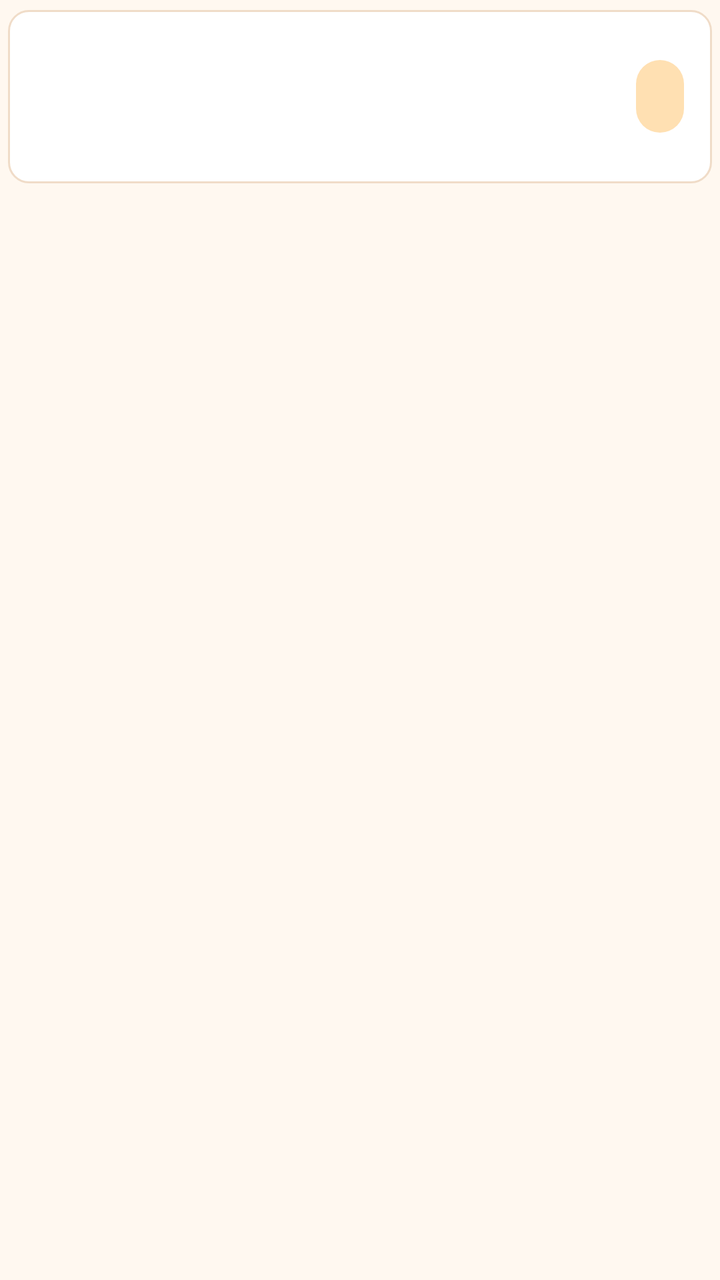
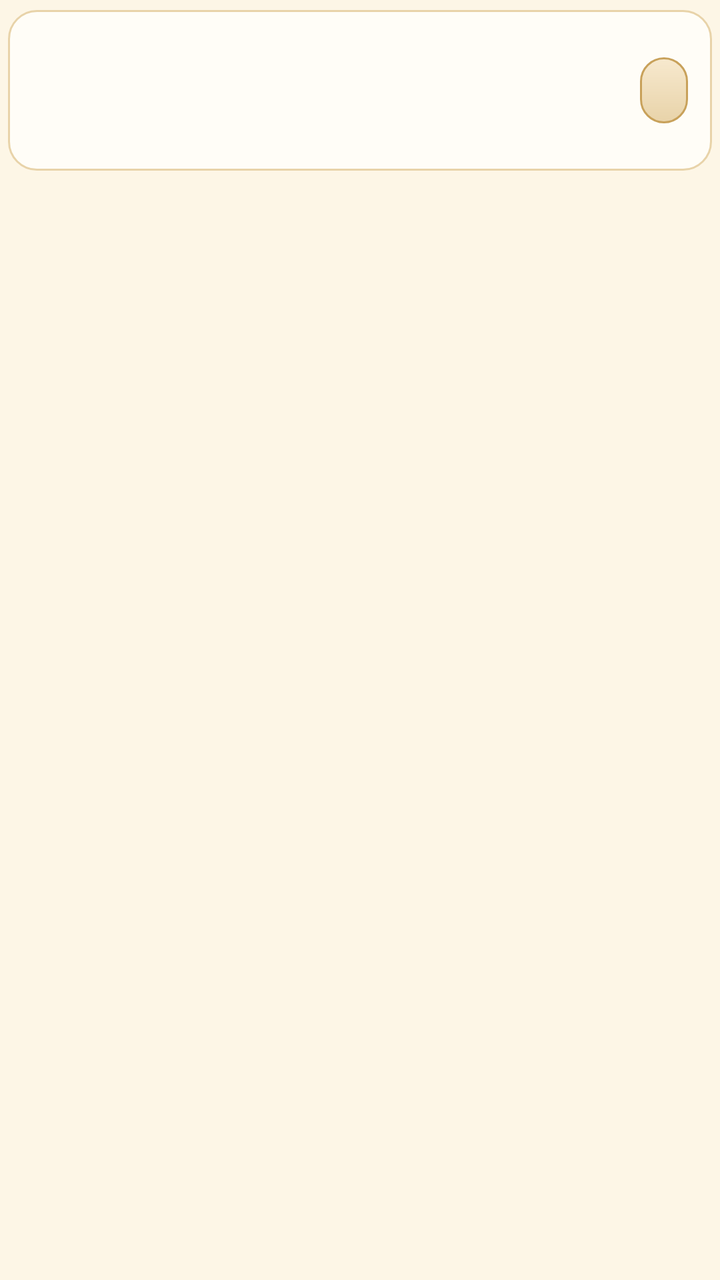

Two renders of the same Android screen: before a commit and after it. Below are the layout's source before the change and the commit's diff.
<!-- AndroidManifest.xml: application theme AppTheme -->
<!-- res/layout/row_report.xml -->
<?xml version="1.0" encoding="utf-8"?>
<LinearLayout xmlns:android="http://schemas.android.com/apk/res/android"
    android:layout_width="match_parent"
    android:layout_height="wrap_content"
    android:paddingLeft="4dp"
    android:paddingRight="4dp"
    android:paddingTop="5dp"
    android:paddingBottom="5dp">

    <LinearLayout
        android:layout_width="match_parent"
        android:layout_height="wrap_content"
        android:orientation="horizontal"
        android:background="@drawable/card_bg"
        android:paddingLeft="14dp"
        android:paddingRight="14dp"
        android:paddingTop="12dp"
        android:paddingBottom="12dp"
        android:gravity="center_vertical">

        <LinearLayout
            android:layout_width="0dp"
            android:layout_height="wrap_content"
            android:layout_weight="1"
            android:orientation="vertical">

            <TextView
                android:id="@+id/rowDate"
                android:layout_width="match_parent"
                android:layout_height="wrap_content"
                android:textColor="#3E2723"
                android:textSize="16sp"
                android:textStyle="bold"
                android:text="" />

            <TextView
                android:id="@+id/rowDetails"
                android:layout_width="match_parent"
                android:layout_height="wrap_content"
                android:layout_marginTop="3dp"
                android:textColor="#8D6E63"
                android:textSize="13sp"
                android:text="" />

            <TextView
                android:id="@+id/rowMarks"
                android:layout_width="match_parent"
                android:layout_height="wrap_content"
                android:layout_marginTop="4dp"
                android:textColor="#E65100"
                android:textSize="12sp"
                android:text="" />
        </LinearLayout>

        <TextView
            android:id="@+id/rowRounds"
            android:layout_width="wrap_content"
            android:layout_height="wrap_content"
            android:layout_marginLeft="10dp"
            android:background="@drawable/badge_bg"
            android:paddingLeft="12dp"
            android:paddingRight="12dp"
            android:paddingTop="8dp"
            android:paddingBottom="8dp"
            android:textColor="#BF360C"
            android:textSize="15sp"
            android:textStyle="bold"
            android:text="" />
    </LinearLayout>
</LinearLayout>
<!-- resources referenced by this layout -->
<resources>
  <!-- drawable badge_bg (drawable) -->
  <?xml version="1.0" encoding="utf-8"?>
  <shape xmlns:android="http://schemas.android.com/apk/res/android"
      android:shape="rectangle">
      <solid android:color="#FFE0B2" />
      <corners android:radius="20dp" />
  </shape>
  <!-- drawable card_bg (drawable) -->
  <?xml version="1.0" encoding="utf-8"?>
  <shape xmlns:android="http://schemas.android.com/apk/res/android"
      android:shape="rectangle">
      <solid android:color="#FFFFFF" />
      <corners android:radius="10dp" />
      <stroke android:width="1dp" android:color="#F0DCC8" />
  </shape>
  <style name="AppTheme" parent="@android:style/Theme.Material.Light.NoActionBar">
          <item name="android:colorPrimary">#E65100</item>
          <item name="android:colorPrimaryDark">#BF360C</item>
          <item name="android:colorAccent">#E65100</item>
          <item name="android:windowBackground">#FFF8F0</item>
      </style>
</resources>

<!-- the commit's change to res/layout/row_report.xml (unified diff, before → after) -->
@@ -8,29 +8,39 @@
     android:paddingBottom="5dp">
 
     <LinearLayout
+        android:id="@+id/rowCard"
         android:layout_width="match_parent"
         android:layout_height="wrap_content"
         android:orientation="horizontal"
         android:background="@drawable/card_bg"
-        android:paddingLeft="14dp"
-        android:paddingRight="14dp"
-        android:paddingTop="12dp"
-        android:paddingBottom="12dp"
         android:gravity="center_vertical">
+
+        
+        <View
+            android:id="@+id/rowBar"
+            android:layout_width="4dp"
+            android:layout_height="match_parent"
+            android:background="@color/kesar"
+            android:visibility="gone" />
 
         <LinearLayout
             android:layout_width="0dp"
             android:layout_height="wrap_content"
             android:layout_weight="1"
-            android:orientation="vertical">
+            android:orientation="vertical"
+            android:paddingLeft="12dp"
+            android:paddingTop="11dp"
+            android:paddingBottom="11dp">
 
             <TextView
                 android:id="@+id/rowDate"
                 android:layout_width="match_parent"
                 android:layout_height="wrap_content"
-                android:textColor="#3E2723"
-                android:textSize="16sp"
+                android:textColor="@color/ink"
+                android:textSize="15sp"
+                android:fontFamily="serif"
                 android:textStyle="bold"
+                android:maxLines="2"
                 android:text="" />
 
             <TextView
@@ -38,8 +48,8 @@
                 android:layout_width="match_parent"
                 android:layout_height="wrap_content"
                 android:layout_marginTop="3dp"
-                android:textColor="#8D6E63"
-                android:textSize="13sp"
+                android:textColor="@color/ink_soft"
+                android:textSize="12sp"
                 android:text="" />
 
             <TextView
@@ -47,8 +57,8 @@
                 android:layout_width="match_parent"
                 android:layout_height="wrap_content"
                 android:layout_marginTop="4dp"
-                android:textColor="#E65100"
-                android:textSize="12sp"
+                android:textColor="@color/maroon"
+                android:textSize="11sp"
                 android:text="" />
         </LinearLayout>
 
@@ -57,13 +67,15 @@
             android:layout_width="wrap_content"
             android:layout_height="wrap_content"
             android:layout_marginLeft="10dp"
+            android:layout_marginRight="12dp"
             android:background="@drawable/badge_bg"
             android:paddingLeft="12dp"
             android:paddingRight="12dp"
-            android:paddingTop="8dp"
-            android:paddingBottom="8dp"
-            android:textColor="#BF360C"
-            android:textSize="15sp"
+            android:paddingTop="7dp"
+            android:paddingBottom="7dp"
+            android:gravity="center"
+            android:textColor="@color/maroon"
+            android:textSize="14sp"
             android:textStyle="bold"
             android:text="" />
     </LinearLayout>
<!-- resource entries referenced after the edit -->
@@ -1,25 +1,39 @@
 <!-- resources referenced by this layout -->
 <resources>
+  <color name="ink">#3B2416</color>
+  <color name="ink_soft">#8A6A52</color>
+  <color name="kesar">#C1440E</color>
+  <color name="maroon">#6B1F1F</color>
   <!-- drawable badge_bg (drawable) -->
   <?xml version="1.0" encoding="utf-8"?>
   <shape xmlns:android="http://schemas.android.com/apk/res/android"
       android:shape="rectangle">
-      <solid android:color="#FFE0B2" />
+      <gradient
+          android:angle="270"
+          android:startColor="#F7E9CE"
+          android:endColor="#E8D3A9" />
       <corners android:radius="20dp" />
+      <stroke
+          android:width="1dp"
+          android:color="#C8A15A" />
   </shape>
   <!-- drawable card_bg (drawable) -->
   <?xml version="1.0" encoding="utf-8"?>
   <shape xmlns:android="http://schemas.android.com/apk/res/android"
       android:shape="rectangle">
-      <solid android:color="#FFFFFF" />
-      <corners android:radius="10dp" />
-      <stroke android:width="1dp" android:color="#F0DCC8" />
+      <solid android:color="#FFFDF7" />
+      <corners android:radius="14dp" />
+      <stroke
+          android:width="1dp"
+          android:color="#E8D3A9" />
   </shape>
   <style name="AppTheme" parent="@android:style/Theme.Material.Light.NoActionBar">
-          <item name="android:colorPrimary">#E65100</item>
-          <item name="android:colorPrimaryDark">#BF360C</item>
-          <item name="android:colorAccent">#E65100</item>
-          <item name="android:windowBackground">#FFF8F0</item>
+          <item name="android:colorPrimary">#C1440E</item>
+          <item name="android:colorPrimaryDark">#8C2E08</item>
+          <item name="android:colorAccent">#C8A15A</item>
+          <item name="android:windowBackground">#FDF6E6</item>
+          <item name="android:textColorPrimary">#3B2416</item>
+          <item name="android:textColorSecondary">#8A6A52</item>
       </style>
 </resources>
 
